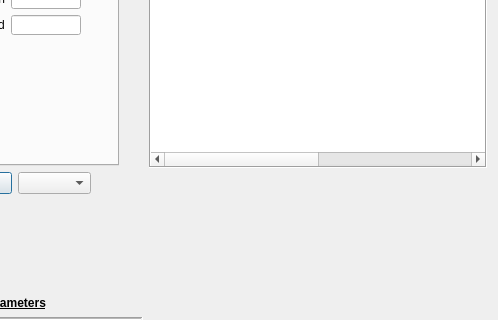
Above: mainwindow.ui from AnthonyA28/Qt-PWCL-main before the change; both pictures show x 119 to 617 and y 122 to 442 of the 617 by 590 pixel window. Below: the same form after it.
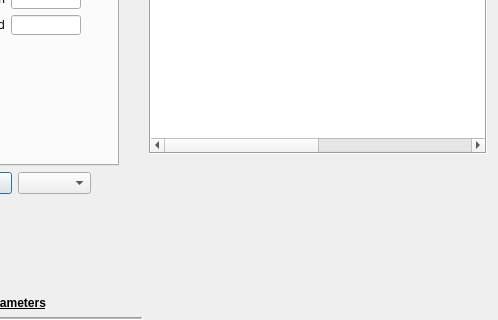
That is the form after the change. The open tabs and pages were chosen to show the change. Icons and pictures are not drawn. Custom widgets are drawn as their Qt base class.

Commit message: Shows message containing !

Patch:
```diff
--- a/mainwindow.ui
+++ b/mainwindow.ui
@@ -26,7 +26,7 @@
   <widget class="QWidget" name="centralWidget">
    <layout class="QGridLayout" name="gridLayout">
     <item row="0" column="1">
-     <layout class="QVBoxLayout" name="verticalLayout" stretch="1,1">
+     <layout class="QVBoxLayout" name="verticalLayout" stretch="1,0,1">
       <property name="sizeConstraint">
        <enum>QLayout::SetMaximumSize</enum>
       </property>
@@ -279,6 +279,20 @@
         </item>
        </widget>
       </item>
+      <item>
+       <widget class="QLabel" name="emergencyMessageLabel">
+        <property name="font">
+         <font>
+          <pointsize>14</pointsize>
+          <weight>75</weight>
+          <bold>true</bold>
+         </font>
+        </property>
+        <property name="text">
+         <string/>
+        </property>
+       </widget>
+      </item>
       <item>
        <widget class="QCustomPlot" name="plot" native="true"/>
       </item>
```
Left out of the diff: 2 changed lines with no effect on the pictures. The commit also changes 2 other files.
